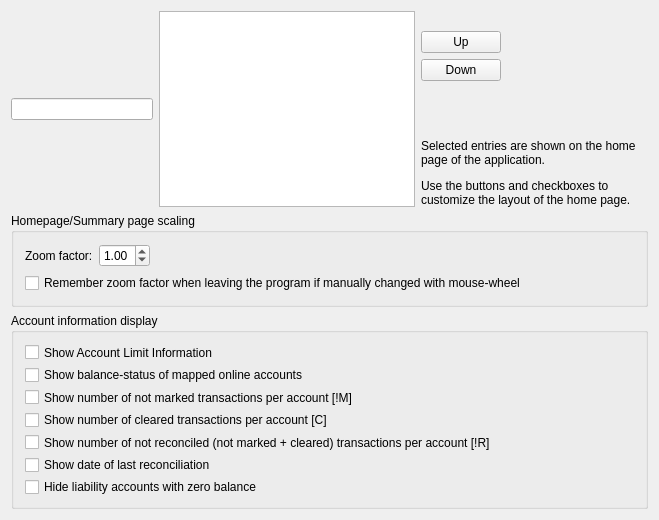
First picture: the form in kmymoney/dialogs/settings/ksettingshome.ui, repository KDE/kmymoney, before the edit.
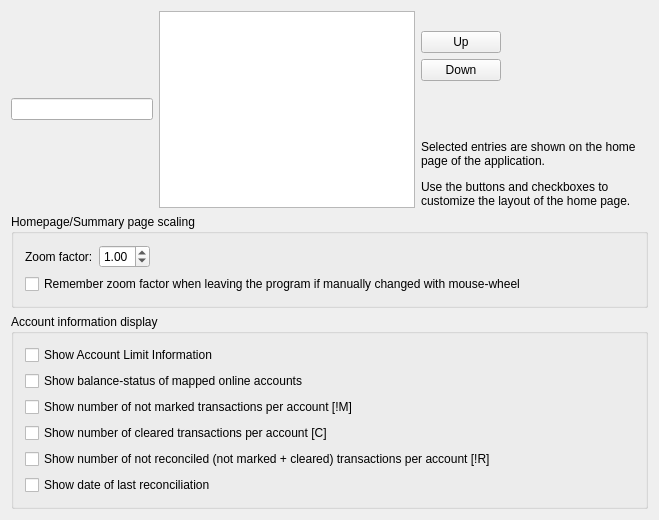
Second picture: the form after the edit. Custom widgets are drawn as their Qt base class.

Commit message: Implement feature to hide accounts with a zero balance

```diff
--- a/kmymoney/dialogs/settings/ksettingshome.ui
+++ b/kmymoney/dialogs/settings/ksettingshome.ui
@@ -190,55 +190,48 @@
       <string>Account information display</string>
      </property>
      <layout class="QGridLayout">
-      <item row="0" column="0" colspan="3">
-       <widget class="QCheckBox" name="kcfg_ShowLimitInfo">
-        <property name="text">
-         <string>Show Account Limit Information</string>
-        </property>
-       </widget>
-      </item>
-      <item row="1" column="0" colspan="3">
-       <widget class="QCheckBox" name="kcfg_ShowBalanceStatusOfOnlineAccounts">
-        <property name="text">
-         <string>Show balance-status of mapped online accounts</string>
-        </property>
-       </widget>
-      </item>
-      <item row="2" column="0" colspan="3">
+      <item row="2" column="0" colspan="2">
        <widget class="QCheckBox" name="kcfg_ShowCountOfUnmarkedTransactions">
         <property name="text">
          <string>Show number of not marked transactions per account [!M]</string>
         </property>
        </widget>
       </item>
-      <item row="3" column="0" colspan="3">
+      <item row="5" column="0" colspan="2">
+       <widget class="QCheckBox" name="kcfg_ShowDateOfLastReconciliation">
+        <property name="text">
+         <string>Show date of last reconciliation</string>
+        </property>
+       </widget>
+      </item>
+      <item row="1" column="0" colspan="2">
+       <widget class="QCheckBox" name="kcfg_ShowBalanceStatusOfOnlineAccounts">
+        <property name="text">
+         <string>Show balance-status of mapped online accounts</string>
+        </property>
+       </widget>
+      </item>
+      <item row="3" column="0" colspan="2">
        <widget class="QCheckBox" name="kcfg_ShowCountOfClearedTransactions">
         <property name="text">
          <string>Show number of cleared transactions per account [C]</string>
         </property>
        </widget>
       </item>
-      <item row="4" column="0" colspan="3">
+      <item row="4" column="0" colspan="2">
        <widget class="QCheckBox" name="kcfg_ShowCountOfNotReconciledTransactions">
         <property name="text">
          <string>Show number of not reconciled (not marked + cleared) transactions per account [!R]</string>
         </property>
        </widget>
       </item>
-      <item row="5" column="0" colspan="3">
-       <widget class="QCheckBox" name="kcfg_ShowDateOfLastReconciliation">
+      <item row="0" column="0" colspan="2">
+       <widget class="QCheckBox" name="kcfg_ShowLimitInfo">
         <property name="text">
-         <string>Show date of last reconciliation</string>
+         <string>Show Account Limit Information</string>
         </property>
        </widget>
       </item>
-      <item row="6" column="0" colspan="3">
-       <widget class="QCheckBox" name="kcfg_HideZeroBalanceLiabilities">
-	<property name="text">
-         <string>Hide liability accounts with zero balance</string>
-	</property>
-       </widget>
-      </item>
      </layout>
     </widget>
    </item>
```
The commit also changes 20 other files.
